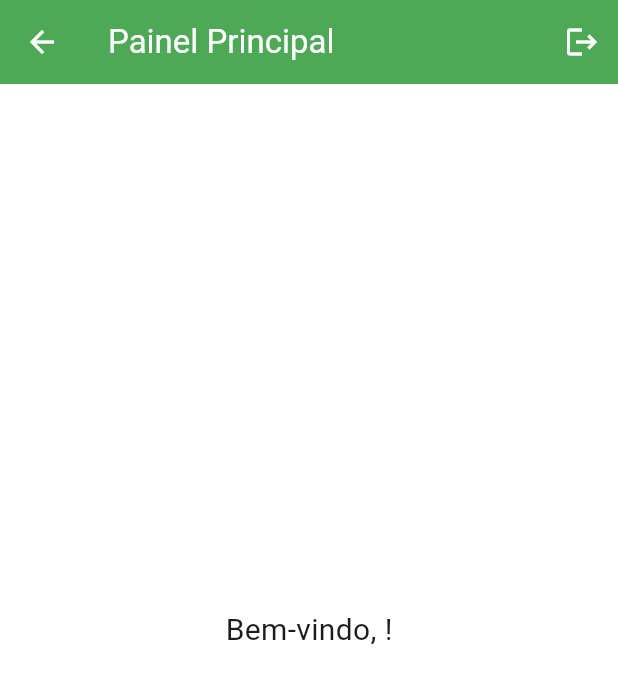
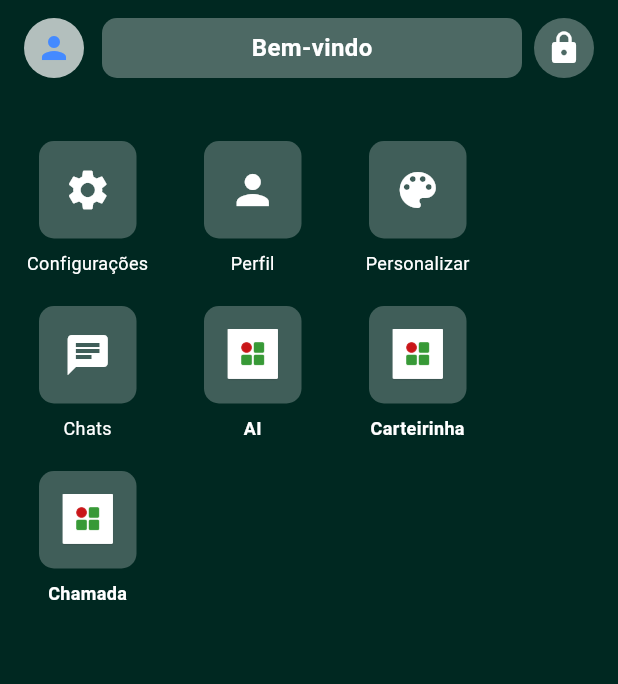
Before and after one commit to kaikyfedersoni/qrcode_login, a Flutter app: the HomeScreen screen opened by its route, after a tap on the "logout" icon, on a phone screen of 412 x 824 dp. Shown: the top 684 px of the screen. Run offline on Flutter 3.47's test engine with Material 3 defaults, Android fonts, the phone set to English and light mode, and no system bars; our stand-ins replace cloud_firestore, device_info_plus, firebase_auth, firebase_core, geolocator, google_sign_in and 2 more; missing offline and left inert: mobile_scanner; accounts and stored records are empty.

Commit message:
ultimo commit

```diff
--- /dev/null
+++ b/lib/main_home_screen.dart
@@ -0,0 +1,209 @@
+import 'package:flutter/material.dart';
+import 'package:firebase_auth/firebase_auth.dart';
+import 'package:cloud_firestore/cloud_firestore.dart';
+
+class MainHomeScreen extends StatelessWidget {
+  const MainHomeScreen({super.key});
+
+  /// 🔹 Detecta a role e redireciona corretamente
+  Future<void> _openChamada(BuildContext context) async {
+    final uid = FirebaseAuth.instance.currentUser!.uid;
+
+    final snap = await FirebaseFirestore.instance
+        .collection('usuarios')
+        .doc(uid)
+        .get();
+
+    final role = snap.data()?['role'] ?? 'aluno';
+
+    if (role == 'teacher') {
+      Navigator.pushNamed(context, '/qrcode');
+    } else {
+      Navigator.pushNamed(context, '/scanner');
+    }
+  }
+
+  @override
+  Widget build(BuildContext context) {
+    return Scaffold(
+      body: Stack(
+        fit: StackFit.expand,
+        children: [
+          // 🔹 Cor de fundo
+          Container(
+            color: const Color.fromRGBO(0, 40, 33, 1),
+          ),
+
+          // 🔹 Conteúdo principal
+          SafeArea(
+            child: Column(
+              crossAxisAlignment: CrossAxisAlignment.start,
+              children: [
+                // 🔹 Cabeçalho superior
+                Padding(
+                  padding: const EdgeInsets.symmetric(horizontal: 16, vertical: 12),
+                  child: Row(
+                    children: [
+                      const CircleAvatar(
+                        radius: 20,
+                        backgroundColor: Colors.white70,
+                        child: Icon(Icons.person, color: Colors.blueAccent),
+                      ),
+                      const SizedBox(width: 12),
+                      Expanded(
+                        child: Container(
+                          height: 40,
+                          decoration: BoxDecoration(
+                            color: Colors.white.withOpacity(0.3),
+                            borderRadius: BorderRadius.circular(10),
+                          ),
+                          child: const Center(
+                            child: Text(
+                              "Bem-vindo",
+                              style: TextStyle(
+                                color: Colors.white,
+                                fontSize: 16,
+                                fontWeight: FontWeight.bold,
+                              ),
+                            ),
+                          ),
+                        ),
+                      ),
+                      const SizedBox(width: 8),
+                      Container(
+                        decoration: BoxDecoration(
+                          color: Colors.white.withOpacity(0.3),
+                          shape: BoxShape.circle,
+                        ),
+                        padding: const EdgeInsets.all(8),
+                        child: const Icon(Icons.lock, color: Colors.white),
+                      ),
+                    ],
+                  ),
+                ),
+
+                const SizedBox(height: 30),
+
+                // 🔹 Atalhos superiores
+                Padding(
+                  padding: const EdgeInsets.symmetric(horizontal: 16),
+                  child: Wrap(
+                    alignment: WrapAlignment.start,
+                    spacing: 25,
+                    runSpacing: 20,
+                    children: [
+                      _buildSquareButton(
+                        icon: Icons.settings,
+                        label: "Configurações",
+                        onTap: () => Navigator.pushNamed(context, '/configuracoes'),
+                      ),
+                      _buildSquareButton(
+                        icon: Icons.person,
+                        label: "Perfil",
+                        onTap: () => Navigator.pushNamed(context, '/perfil'),
+                      ),
+                      _buildSquareButton(
+                        icon: Icons.color_lens,
+                        label: "Personalizar",
+                        onTap: () => Navigator.pushNamed(context, '/personalizar'),
+                      ),
+                      _buildSquareButton(
+                        icon: Icons.chat,
+                        label: "Chats",
+                        onTap: () => Navigator.pushNamed(context, '/chats'),
+                      ),
+                      _buildAppCard('AI', 'assets/images/app_icon.png'),
+                      _buildAppCard('Carteirinha', 'assets/images/app_icon.png'),
+
+                      /// 🔥 ESTE É O BOTÃO AJUSTADO DE CHAMADA
+                      GestureDetector(
+                        onTap: () => _openChamada(context),
+                        child: _buildAppCard('Chamada', 'assets/images/app_icon.png'),
+                      ),
+                    ],
+                  ),
+                ),
+
+                const SizedBox(height: 30),
+              ],
+            ),
+          ),
+        ],
+      ),
+    );
+  }
+
+  /// 🔹 Botões quadrados (Configurações, Perfil...)
+  Widget _buildSquareButton({
+    required IconData icon,
+    required String label,
+    required VoidCallback onTap,
+  }) {
+    return GestureDetector(
+      onTap: onTap,
+      child: Column(
+        crossAxisAlignment: CrossAxisAlignment.center,
+        children: [
+          Container(
+            width: 65,
+            height: 65,
+            decoration: BoxDecoration(
+              color: Colors.white.withOpacity(0.25),
+              borderRadius: BorderRadius.circular(10),
+            ),
+            alignment: Alignment.center,
+            child: Icon(icon, color: Colors.white, size: 32),
+          ),
+          const SizedBox(height: 8),
+          SizedBox(
+            width: 85,
+            child: Text(
+              label,
+              style: const TextStyle(color: Colors.white, fontSize: 12),
+              textAlign: TextAlign.center,
+              overflow: TextOverflow.ellipsis,
+            ),
+          ),
+        ],
+      ),
+    );
+  }
+
+  /// 🔹 Cards dos apps (AI, Carteirinha, Chamada)
+  Widget _buildAppCard(String title, String imagePath) {
+    return Column(
+      crossAxisAlignment: CrossAxisAlignment.center,
+      children: [
+        Container(
+          width: 65,
+          height: 65,
+          decoration: BoxDecoration(
+            color: Colors.white.withOpacity(0.25),
+            borderRadius: BorderRadius.circular(10),
+          ),
+          alignment: Alignment.center,
+          child: Image.asset(
+            imagePath,
+            fit: BoxFit.contain,
+            width: 35,
+            height: 35,
+          ),
+        ),
+        const SizedBox(height: 8),
+        SizedBox(
+          width: 85,
+          child: Text(
+            title,
+            style: const TextStyle(
+              color: Colors.white,
+              fontSize: 12,
+              fontWeight: FontWeight.bold,
+            ),
+            textAlign: TextAlign.center,
+            overflow: TextOverflow.ellipsis,
+          ),
+        ),
+      ],
+    );
+  }
+}
--- a/lib/qrcode/pages/home_screen.dart
+++ b/lib/qrcode/pages/home_screen.dart
@@ -1,6 +1,10 @@
 import 'package:flutter/material.dart';
 import 'package:firebase_auth/firebase_auth.dart';
 import 'package:cloud_firestore/cloud_firestore.dart';
+
+import 'student/view/scan_list_screen.dart';
+
+
 
 class HomeScreen extends StatefulWidget {
   const HomeScreen({super.key});
@@ -43,7 +47,7 @@ class _HomeScreenState extends State<HomeScreen> {
 
   void _logout() async {
     await FirebaseAuth.instance.signOut();
-    Navigator.pushReplacementNamed(context, '/login');
+    Navigator.pushReplacementNamed(context, '/home');
   }
 
   @override
@@ -57,6 +61,8 @@ class _HomeScreenState extends State<HomeScreen> {
     return Scaffold(
       appBar: AppBar(
         title: const Text('Painel Principal'),
+        backgroundColor: Colors.green,
+        foregroundColor: Colors.white,
         actions: [
           IconButton(
             icon: const Icon(Icons.logout),
@@ -74,18 +80,46 @@ class _HomeScreenState extends State<HomeScreen> {
               style: const TextStyle(fontSize: 20),
             ),
             const SizedBox(height: 40),
+
+            // 👨‍🏫 Ações do Professor
             if (role == 'teacher') ...[
               ElevatedButton.icon(
                 icon: const Icon(Icons.qr_code),
-                label: const Text('Gerar QR Code (Chamada)'),
+                label: const Text('Gerar QR Code'),
+                style: ElevatedButton.styleFrom(
+                  backgroundColor: Colors.green,
+                  foregroundColor: Colors.white,
+                ),
                 onPressed: () {
                   Navigator.pushNamed(context, '/teacher');
                 },
               ),
-            ] else if (role == 'aluno') ...[
+              const SizedBox(height: 16),
+              ElevatedButton.icon(
+                icon: const Icon(Icons.list),
+                label: const Text('Ver Minhas Chamadas'),
+                style: ElevatedButton.styleFrom(
+                  backgroundColor: Colors.green,
+                  foregroundColor: Colors.white,
+                ),
+                onPressed: () {
+                  Navigator.push(
+                    context,
+                    MaterialPageRoute(builder: (_) => const ScanListScreen()),
+                  );
+                },
+              ),
+            ],
+
+            // 🎓 Ações do Aluno
+            if (role == 'aluno') ...[
               ElevatedButton.icon(
                 icon: const Icon(Icons.qr_code_scanner),
                 label: const Text('Ler QR Code (Registrar Presença)'),
+                style: ElevatedButton.styleFrom(
+                  backgroundColor: Colors.green,
+                  foregroundColor: Colors.white,
+                ),
                 onPressed: () {
                   Navigator.pushNamed(context, '/scanner');
                 },
--- a/lib/qrcode/pages/login/controllers/login_controller.dart
+++ b/lib/qrcode/pages/login/controllers/login_controller.dart
@@ -74,7 +74,7 @@ class LoginController {
         });
       }
 
-      Navigator.pushReplacementNamed(context, '/home');
+      Navigator.pushReplacementNamed(context, '/permissions');
     } catch (e) {
       ScaffoldMessenger.of(context).showSnackBar(
         SnackBar(content: Text('Erro ao logar: $e')),
--- a/lib/qrcode/pages/student/controller/location_service.dart
+++ b/lib/qrcode/pages/student/controller/location_service.dart
@@ -2,8 +2,8 @@ import 'package:geolocator/geolocator.dart';
 
 class LocationService {
   // Coordenadas da faculdade
-  static const double allowedLatitude = -23.18619058476852;
-  static const double allowedLongitude = -47.30268331873849;
+  static const double allowedLatitude = -23.238735019563432;
+  static const double allowedLongitude = -47.05595388839692;
   static const double allowedRadiusMeters = 1000; // 1 km
 
   /// Verifica se o usuário está dentro da área permitida
--- a/lib/qrcode/pages/teacher/view/widgets/generate_qr_form.dart
+++ b/lib/qrcode/pages/teacher/view/widgets/generate_qr_form.dart
@@ -39,7 +39,7 @@ class _GenerateQRFormState extends State<GenerateQRForm> {
             foregroundColor: Colors.white,
           ),
           onPressed: _generateQRCode,
-          child: const Text("Gerar QR Code"),
+          child: const Text("Gerar"),
         ),
         const SizedBox(height: 20),
         if (qrData != null)
--- a/pubspec.yaml
+++ b/pubspec.yaml
@@ -38,6 +38,7 @@ dependencies:
   google_sign_in: ^6.2.1
   uuid: ^4.5.1
   geolocator: ^12.0.0
+  permission_handler: ^11.0.0
 
   # The following adds the Cupertino Icons font to your application.
   # Use with the CupertinoIcons class for iOS style icons.
@@ -67,6 +68,8 @@ flutter:
   # included with your application, so that you can use the icons in
   # the material Icons class.
   uses-material-design: true
+  assets:
+    - assets/images/
 
   # To add assets to your application, add an assets section, like this:
   # assets:
```
Also changed, not shown: lib/main.dart (+8 -1 lines), lib/qrcode/pages/student/view/student_screen.dart (+16 -7 lines), lib/qrcode/pages/student/view/widget/qr_scanner_widget.dart (+9 -2 lines), lib/qrcode/pages/teacher/view/teacher_screen.dart (+8 -20 lines), lib/services/permission_request_screen.dart (added, +37 -0 lines), assets/images/IFSPLogo.jpg (added), assets/images/app_icon.png (added), assets/images/background.jpg (added), assets/images/campus.png (added), assets/images/icon_foreground.png (added), pubspec.lock, 3 other files.
